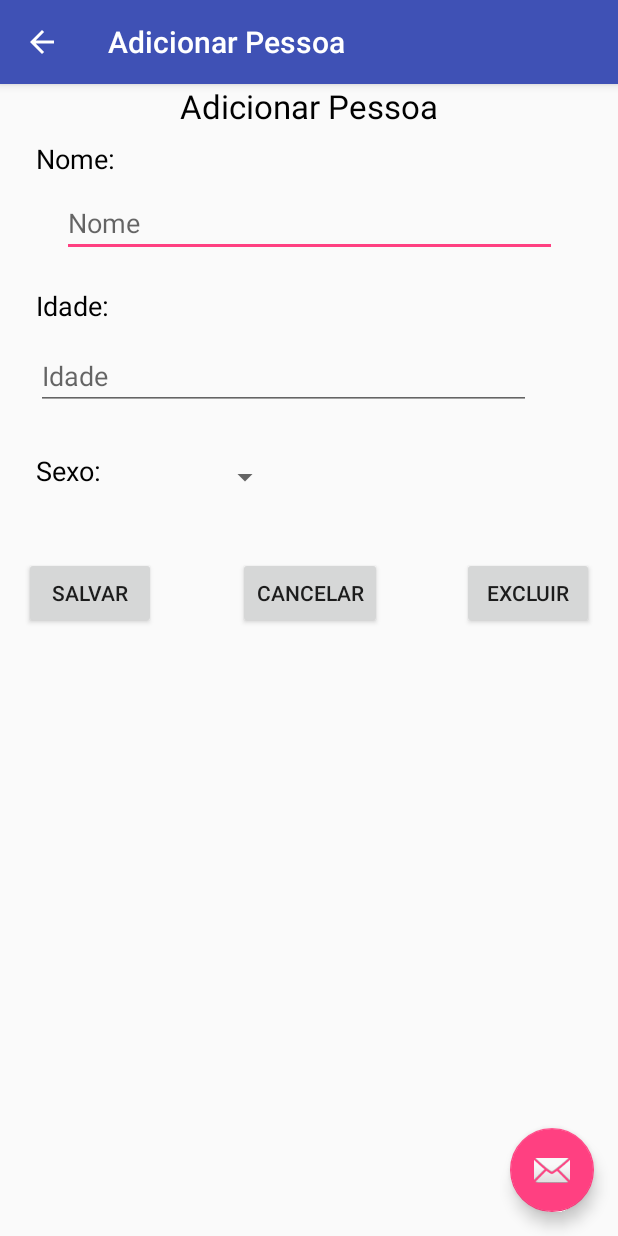
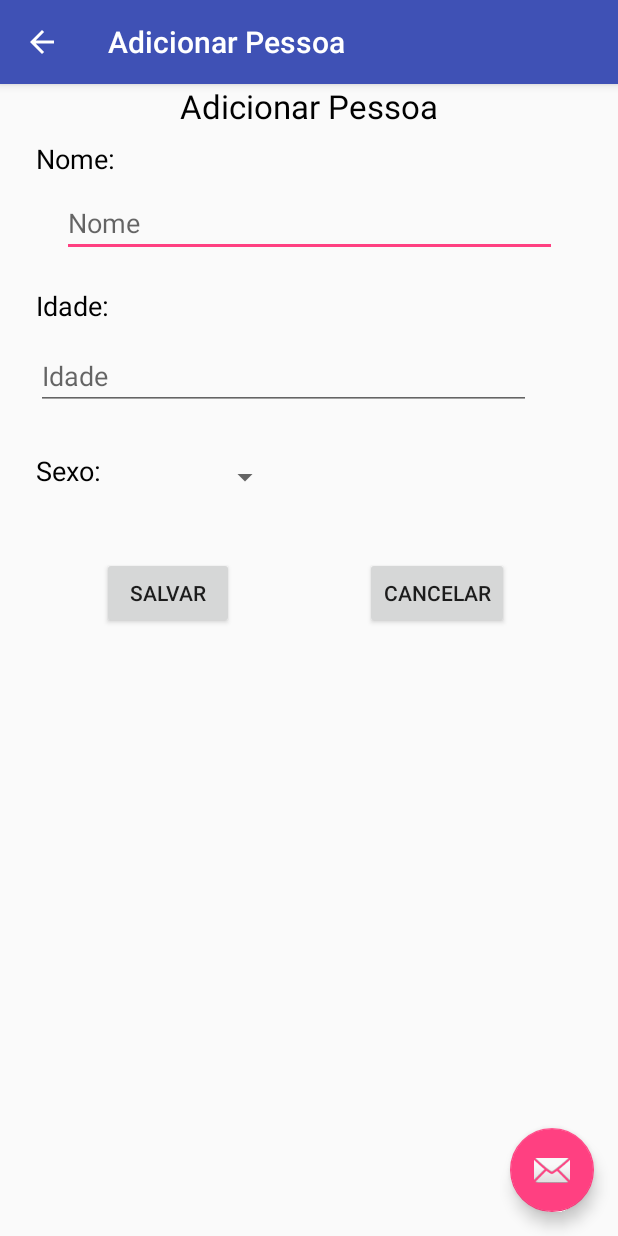
Before and after one commit to amiltonjr/PessoalAndroid, an Android app: the AddPersonActivity screen opened directly, with no data from a screen before it, on a phone screen of 412 x 824 dp. Run offline under Robolectric (Android 15) with nearby library versions, the phone set to English and light mode, and no system bars.

Commit message:
Corrigido alinhamento dos botões, removido o botão "excluir" e adicionados os ponteiros na AddPersonActivity

```diff
--- a/app/src/main/java/com/amiltonsoft/amiltonjunior/pessoalandroid/AddPersonActivity.java
+++ b/app/src/main/java/com/amiltonsoft/amiltonjunior/pessoalandroid/AddPersonActivity.java
@@ -6,6 +6,9 @@ import android.support.design.widget.Snackbar;
 import android.support.v7.app.AppCompatActivity;
 import android.support.v7.widget.Toolbar;
 import android.view.View;
+import android.widget.Button;
+import android.widget.EditText;
+import android.widget.Spinner;
 
 public class AddPersonActivity extends AppCompatActivity {
 
@@ -16,14 +19,13 @@ public class AddPersonActivity extends AppCompatActivity {
         Toolbar toolbar = (Toolbar) findViewById(R.id.toolbar);
         setSupportActionBar(toolbar);
 
-        FloatingActionButton fab = (FloatingActionButton) findViewById(R.id.fab);
-        fab.setOnClickListener(new View.OnClickListener() {
-            @Override
-            public void onClick(View view) {
-                Snackbar.make(view, "Replace with your own action", Snackbar.LENGTH_LONG)
-                        .setAction("Action", null).show();
-            }
-        });
+        // Cria os ponteiros para os elementos da activity
+        EditText name   = (EditText) findViewById(R.id.editTextName);
+        EditText age    = (EditText) findViewById(R.id.editTextAge);
+        Spinner sex     = (Spinner) findViewById(R.id.spinnerSex);
+        Button save     = (Button) findViewById(R.id.btnSave);
+        Button cancel   = (Button) findViewById(R.id.btnCancel);
+
         getSupportActionBar().setDisplayHomeAsUpEnabled(true);
     }
 
--- a/app/src/main/res/layout/content_add_person.xml
+++ b/app/src/main/res/layout/content_add_person.xml
@@ -96,7 +96,7 @@
         android:id="@+id/btnSave"
         android:layout_width="wrap_content"
         android:layout_height="wrap_content"
-        android:layout_marginStart="16dp"
+        android:layout_marginStart="68dp"
         android:layout_marginTop="36dp"
         android:text="Salvar"
         app:layout_constraintStart_toStartOf="parent"
@@ -107,22 +107,12 @@
         android:layout_width="wrap_content"
         android:layout_height="wrap_content"
         android:layout_marginEnd="8dp"
-        android:layout_marginStart="8dp"
+        android:layout_marginStart="48dp"
         android:layout_marginTop="36dp"
         android:text="Cancelar"
-        app:layout_constraintEnd_toStartOf="@+id/btnRemove"
-        app:layout_constraintHorizontal_bias="0.507"
+        app:layout_constraintEnd_toEndOf="parent"
+        app:layout_constraintHorizontal_bias="0.376"
         app:layout_constraintStart_toEndOf="@+id/btnSave"
         app:layout_constraintTop_toBottomOf="@+id/spinnerSex" />
 
-    <Button
-        android:id="@+id/btnRemove"
-        android:layout_width="wrap_content"
-        android:layout_height="wrap_content"
-        android:layout_marginEnd="16dp"
-        android:layout_marginTop="36dp"
-        android:text="Excluir"
-        app:layout_constraintEnd_toEndOf="parent"
-        app:layout_constraintTop_toBottomOf="@+id/spinnerSex" />
-
 </android.support.constraint.ConstraintLayout>
```
